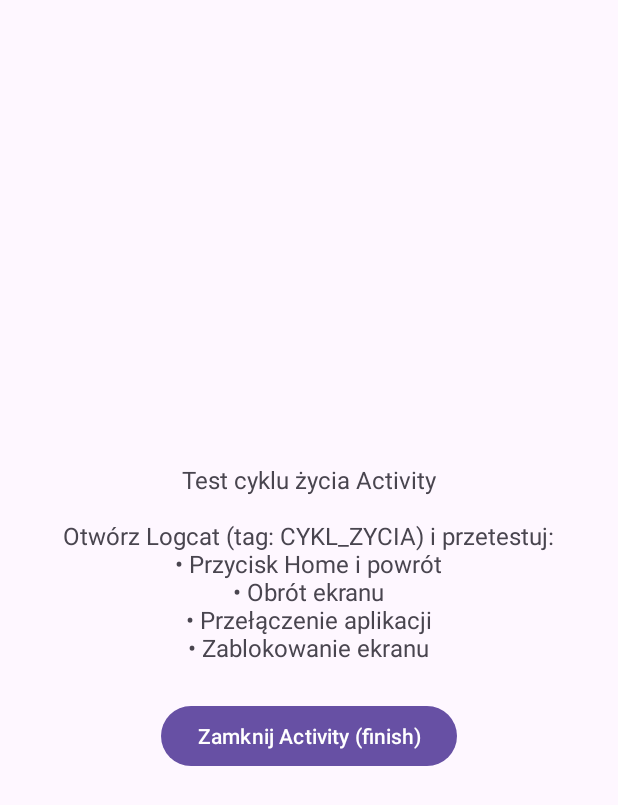
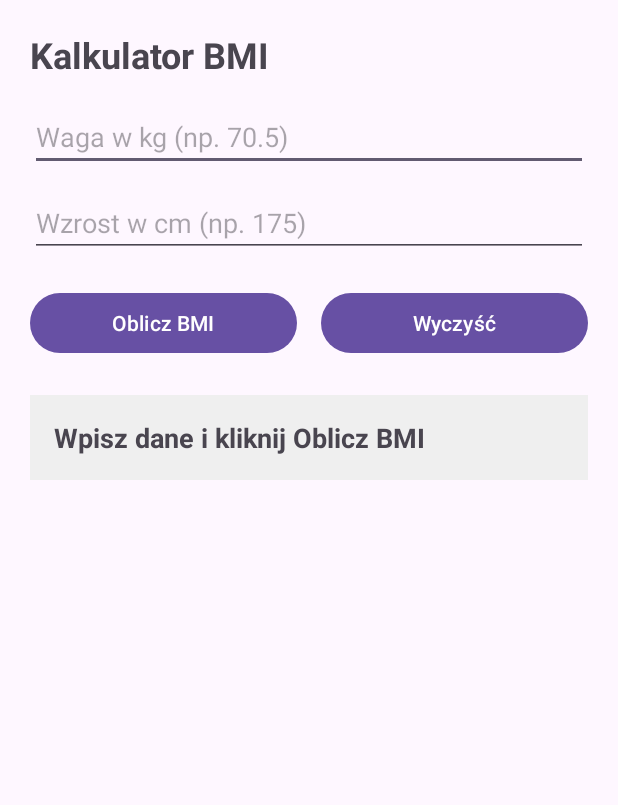
Before and after one commit to niko429/M02widgety, an Android app: the screen it shows after launch (MainActivity), on a phone screen of 412 x 824 dp. Shown: the top 805 px of the screen. Run offline under Robolectric (Android 15) with nearby library versions, the phone set to English and light mode, and no system bars.

Commit message:
exp. 4 done

```diff
--- a/M02zadania/app/src/main/res/layout/activity_main.xml
+++ b/M02zadania/app/src/main/res/layout/activity_main.xml
@@ -1,24 +1,70 @@
 <?xml version="1.0" encoding="utf-8"?>
-<LinearLayout xmlns:android="http://schemas.android.com/apk/res/android"
+<ScrollView xmlns:android="http://schemas.android.com/apk/res/android"
     android:layout_width="match_parent"
     android:layout_height="match_parent"
-    android:gravity="center"
-    android:orientation="vertical"
-    android:padding="24dp">
+    android:padding="20dp">
+
+    <LinearLayout
+        android:layout_width="match_parent"
+        android:layout_height="wrap_content"
+        android:orientation="vertical">
 
         <TextView
-        android:id="@+id/tvInfo"
             android:layout_width="wrap_content"
             android:layout_height="wrap_content"
-        android:gravity="center"
-        android:text="Test cyklu życia Activity\n\nOtwórz Logcat (tag: CYKL_ZYCIA) i przetestuj:\n• Przycisk Home i powrót\n• Obrót ekranu\n• Przełączenie aplikacji\n• Zablokowanie ekranu"
-        android:textSize="16sp" />
+            android:layout_marginBottom="16dp"
+            android:text="Kalkulator BMI"
+            android:textSize="24sp"
+            android:textStyle="bold" />
+
+        <EditText
+            android:id="@+id/etWeight"
+            android:layout_width="match_parent"
+            android:layout_height="wrap_content"
+            android:hint="Waga w kg (np. 70.5)"
+            android:inputType="numberDecimal" />
+
+        <EditText
+            android:id="@+id/etHeight"
+            android:layout_width="match_parent"
+            android:layout_height="wrap_content"
+            android:layout_marginTop="12dp"
+            android:hint="Wzrost w cm (np. 175)"
+            android:inputType="numberDecimal" />
+
+        <LinearLayout
+            android:layout_width="match_parent"
+            android:layout_height="wrap_content"
+            android:layout_marginTop="20dp"
+            android:orientation="horizontal">
 
             <Button
-        android:id="@+id/btnFinish"
-        android:layout_width="wrap_content"
+                android:id="@+id/btnCalculate"
+                android:layout_width="0dp"
+                android:layout_height="wrap_content"
+                android:layout_marginEnd="8dp"
+                android:layout_weight="1"
+                android:text="Oblicz BMI" />
+
+            <Button
+                android:id="@+id/btnClear"
+                android:layout_width="0dp"
+                android:layout_height="wrap_content"
+                android:layout_marginStart="8dp"
+                android:layout_weight="1"
+                android:text="Wyczyść" />
+        </LinearLayout>
+
+        <TextView
+            android:id="@+id/tvResult"
+            android:layout_width="match_parent"
             android:layout_height="wrap_content"
             android:layout_marginTop="24dp"
-        android:text="Zamknij Activity (finish)" />
+            android:background="#EFEFEF"
+            android:padding="16dp"
+            android:text="Wpisz dane i kliknij Oblicz BMI"
+            android:textSize="18sp"
+            android:textStyle="bold" />
 
     </LinearLayout>
+</ScrollView>
```
Also changed, not shown: M02zadania/app/src/main/java/com/napertyhryhorenko/widgetyzadania/MainActivity.java (+104 -32 lines). Lines whose indentation alone changed are shown as unchanged.
